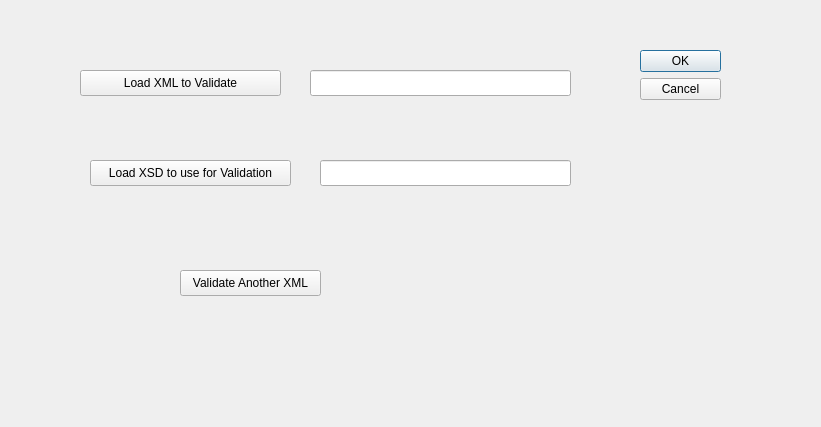
The window that src/modules/help/guidedvalidationdialog.ui (lbellonda/qxmledit) describes before a commit, drawn with Qt 5.
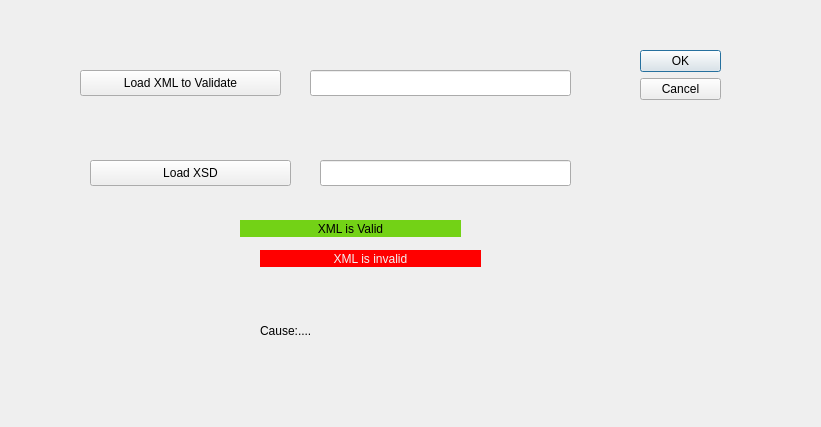
The same window after the commit. Icons and pictures are not drawn.

```diff
--- a/src/modules/help/guidedvalidationdialog.ui
+++ b/src/modules/help/guidedvalidationdialog.ui
@@ -52,7 +52,7 @@
     </rect>
    </property>
    <property name="text">
-    <string>Load XSD to use for Validation</string>
+    <string>Load XSD</string>
    </property>
   </widget>
   <widget class="QLabel" name="label">
@@ -87,19 +87,6 @@
     <pixmap resource="../../risorse.qrc">:/configuration/validation</pixmap>
    </property>
   </widget>
-  <widget class="QPushButton" name="pushButton_3">
-   <property name="geometry">
-    <rect>
-     <x>180</x>
-     <y>270</y>
-     <width>141</width>
-     <height>26</height>
-    </rect>
-   </property>
-   <property name="text">
-    <string>Validate Another XML</string>
-   </property>
-  </widget>
   <widget class="QLineEdit" name="lineEdit">
    <property name="geometry">
     <rect>
@@ -120,6 +107,59 @@
     </rect>
    </property>
   </widget>
+  <widget class="QLabel" name="label_3">
+   <property name="geometry">
+    <rect>
+     <x>240</x>
+     <y>220</y>
+     <width>221</width>
+     <height>17</height>
+    </rect>
+   </property>
+   <property name="styleSheet">
+    <string notr="true">background-color: rgb(115, 210, 22);</string>
+   </property>
+   <property name="text">
+    <string>XML is Valid</string>
+   </property>
+   <property name="alignment">
+    <set>Qt::AlignCenter</set>
+   </property>
+  </widget>
+  <widget class="QLabel" name="label_4">
+   <property name="geometry">
+    <rect>
+     <x>260</x>
+     <y>250</y>
+     <width>221</width>
+     <height>17</height>
+    </rect>
+   </property>
+   <property name="styleSheet">
+    <string notr="true">
+background-color: rgb(255, 0, 0);
+color: rgb(243, 243, 243);</string>
+   </property>
+   <property name="text">
+    <string>XML is invalid</string>
+   </property>
+   <property name="alignment">
+    <set>Qt::AlignCenter</set>
+   </property>
+  </widget>
+  <widget class="QLabel" name="label_5">
+   <property name="geometry">
+    <rect>
+     <x>260</x>
+     <y>280</y>
+     <width>281</width>
+     <height>101</height>
+    </rect>
+   </property>
+   <property name="text">
+    <string>Cause:....</string>
+   </property>
+  </widget>
  </widget>
  <resources>
   <include location="../../risorse.qrc"/>
```
Left out of the diff: 1 changed line with no effect on the pictures.
